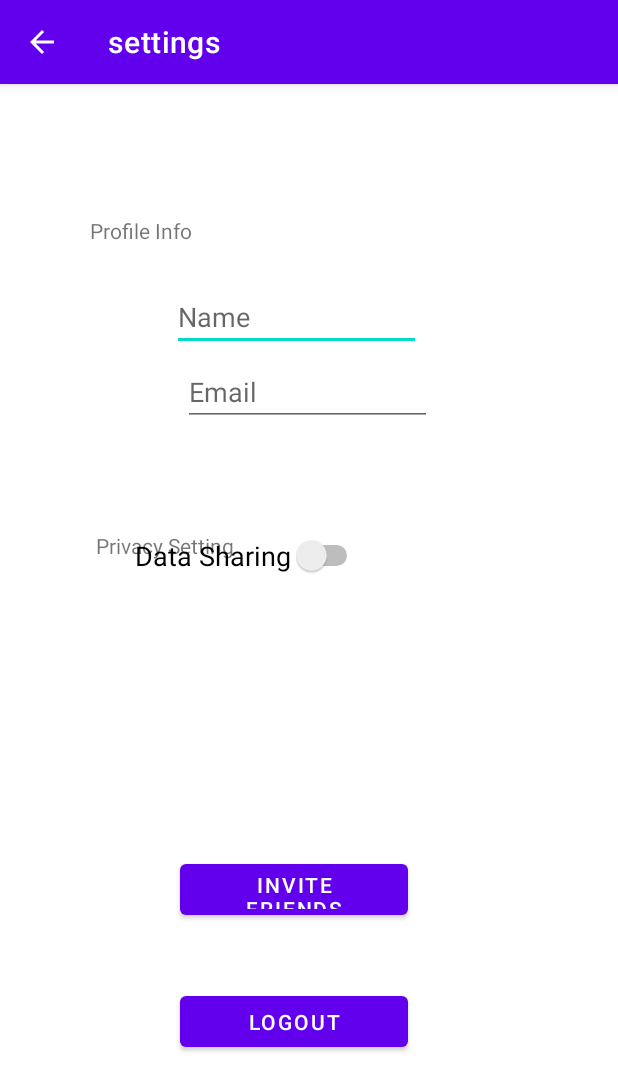
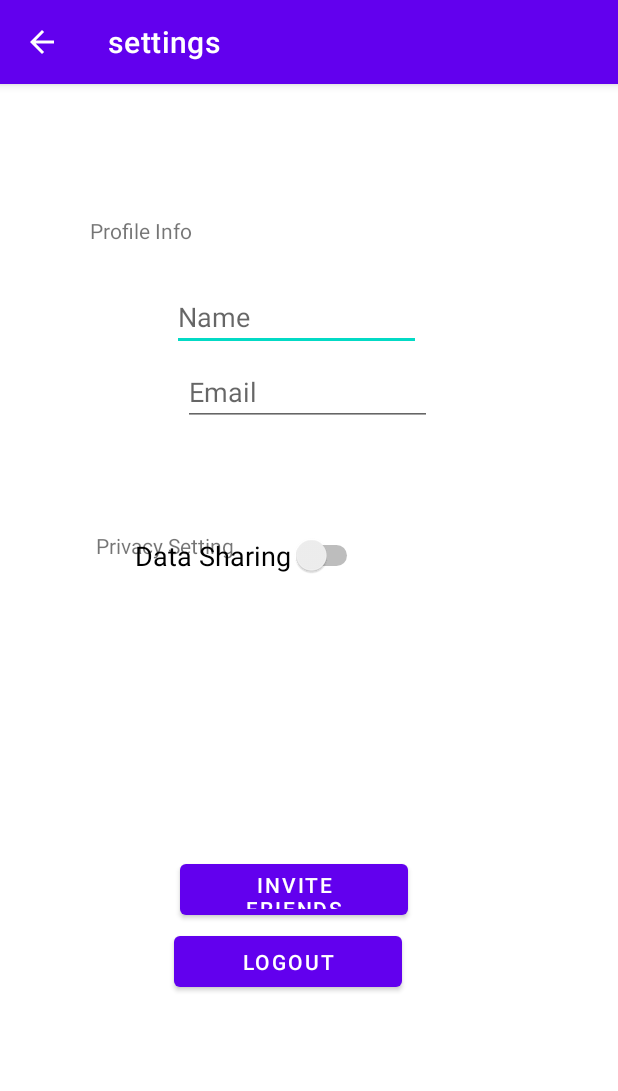
Before and after one commit to CorneliuSmith/CS113Project, an Android app: the SettingsActivity screen opened directly, with no data from a screen before it, on a phone screen of 412 x 824 dp. Shown: the top 1091 px of the screen. Run offline under Robolectric (Android 15) with nearby library versions, the phone set to English and light mode, and no system bars.

Commit message:
Moving Logout Button

```diff
--- a/app/src/main/res/layout/settings.xml
+++ b/app/src/main/res/layout/settings.xml
@@ -68,8 +68,8 @@
         android:id="@+id/logout_Button"
         android:layout_width="152dp"
         android:layout_height="46dp"
-        android:layout_marginStart="120dp"
-        android:layout_marginBottom="120dp"
+        android:layout_marginStart="116dp"
+        android:layout_marginBottom="160dp"
         android:text="Logout"
         app:layout_constraintBottom_toBottomOf="parent"
         app:layout_constraintStart_toStartOf="parent" />
```
